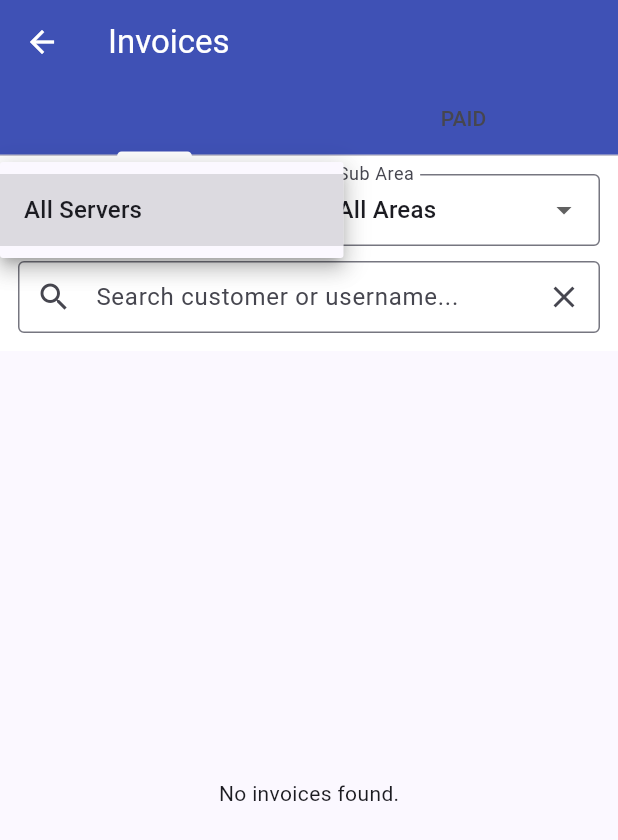
After one commit to openminded/mikro-isp-manager, a Flutter app: the InvoiceScreen screen opened directly, after a tap on "All Servers", on a phone screen of 412 x 824 dp. The commit adds this screen. Shown: the top 840 px of the screen. Run offline on Flutter 3.47's test engine with Material 3 defaults, Android fonts, the light colour scheme and no system bars; our stand-ins replace flutter_local_notifications, geolocator, image_picker, permission_handler, shared_preferences; accounts and stored records are empty; network calls fail.

Commit message:
feat: implement invoice management system and enhance home screen navigation with role-based access control

```diff
--- a/mobile_app/lib/main.dart
+++ b/mobile_app/lib/main.dart
@@ -3,6 +3,7 @@ import 'package:provider/provider.dart';
 import 'providers/auth_provider.dart';
 import 'providers/work_provider.dart';
 import 'providers/customer_provider.dart';
+import 'providers/invoice_provider.dart';
 import 'screens/splash_screen.dart';
 
 void main() {
@@ -19,6 +20,7 @@ class MyApp extends StatelessWidget {
         ChangeNotifierProvider(create: (_) => AuthProvider()),
         ChangeNotifierProvider(create: (_) => WorkProvider()),
         ChangeNotifierProvider(create: (_) => CustomerProvider()),
+        ChangeNotifierProvider(create: (_) => InvoiceProvider()),
       ],
       child: MaterialApp(
         title: 'Telaju',
--- /dev/null
+++ b/mobile_app/lib/models/invoice.dart
@@ -0,0 +1,52 @@
+import 'package:mobile_app/models/customer.dart';
+
+class Invoice {
+  final String id;
+  final String customerId;
+  final String serverId;
+  final String period;
+  final double amount;
+  final String status;
+  final String dueDate;
+  final String createdAt;
+  final Customer? customer;
+
+  Invoice({
+    required this.id,
+    required this.customerId,
+    required this.serverId,
+    required this.period,
+    required this.amount,
+    required this.status,
+    required this.dueDate,
+    required this.createdAt,
+    this.customer,
+  });
+
+  factory Invoice.fromJson(Map<String, dynamic> json) {
+    return Invoice(
+      id: json['id'],
+      customerId: json['customer_id'],
+      serverId: json['server_id'],
+      period: json['period'],
+      amount: double.tryParse(json['amount'].toString()) ?? 0.0,
+      status: json['status'],
+      dueDate: json['due_date'],
+      createdAt: json['generated_at'] ?? json['createdAt'] ?? '',
+      customer: json['Customer'] != null ? Customer.fromJson(json['Customer']) : null,
+    );
+  }
+
+  Map<String, dynamic> toJson() {
+    return {
+      'id': id,
+      'customer_id': customerId,
+      'server_id': serverId,
+      'period': period,
+      'amount': amount,
+      'status': status,
+      'due_date': dueDate,
+      'generated_at': createdAt,
+    };
+  }
+}
--- /dev/null
+++ b/mobile_app/lib/providers/invoice_provider.dart
@@ -0,0 +1,61 @@
+import 'package:flutter/material.dart';
+import '../models/invoice.dart';
+import '../services/api_service.dart';
+
+class InvoiceProvider with ChangeNotifier {
+  final ApiService _api = ApiService();
+
+  List<Invoice> _invoices = [];
+  bool _isLoading = false;
+  int _total = 0;
+
+  List<Invoice> get invoices => _invoices;
+  bool get isLoading => _isLoading;
+  int get total => _total;
+
+  Future<void> fetchInvoices({
+    String? status,
+    String? serverId,
+    String? subAreaId,
+    String? search,
+    int page = 1,
+    int limit = 100,
+  }) async {
+    _isLoading = true;
+    notifyListeners();
+
+    try {
+      String query = '?page=$page&limit=$limit';
+      if (status != null && status.isNotEmpty) query += '&status=$status';
+      if (serverId != null && serverId.isNotEmpty) query += '&serverId=$serverId';
+      if (search != null && search.isNotEmpty) query += '&search=$search';
+
+      // Note: Backend might need to be checked if 'subAreaId' filter is implemented in /api/billing/invoices
+      // Based on server/index.js, it filters by customer search which can include subArea if modified,
+      // but let's check the backend billing route again.
+      if (subAreaId != null && subAreaId.isNotEmpty) query += '&subAreaId=$subAreaId';
+
+      final res = await _api.get('/billing/invoices$query');
+
+      if (res != null) {
+        final List data = res['data'] ?? [];
+        _invoices = data.map((json) => Invoice.fromJson(json)).toList();
+        _total = res['meta']?['total'] ?? _invoices.length;
+      }
+    } catch (e) {
+      print('Error fetching invoices: $e');
+    } finally {
+      _isLoading = false;
+      notifyListeners();
+    }
+  }
+
+  Future<List<dynamic>> fetchHistory(String invoiceId) async {
+    try {
+      return await _api.get('/billing/invoices/$invoiceId/history');
+    } catch (e) {
+      print('Error fetching invoice history: $e');
+      return [];
+    }
+  }
+}
--- a/mobile_app/lib/screens/home_screen.dart
+++ b/mobile_app/lib/screens/home_screen.dart
@@ -12,6 +12,7 @@ import 'package:http/http.dart' as http;
 import '../services/api_service.dart';
 import '../constants.dart';
 import 'tabs/tickets_tab.dart';
+import 'invoice_screen.dart';
 import 'performance_screen.dart';
 import 'dart:async';
 import '../services/notification_service.dart';
@@ -74,18 +75,21 @@ class _HomeScreenState extends State<HomeScreen> {
             const InstallationsTab(),
             const CustomersTab(),
             const TicketsTab(),
+            const InvoiceScreen(),
         ];
         displayTitles = [
             'Registrations',
             'Working Order',
             'Customers',
             'Support Tickets',
+            'Invoices',
         ];
         displayNavItems = const [
             BottomNavigationBarItem(icon: Icon(Icons.app_registration), label: 'Registrations'),
             BottomNavigationBarItem(icon: Icon(Icons.work), label: 'Working Order'),
             BottomNavigationBarItem(icon: Icon(Icons.people), label: 'Customers'),
             BottomNavigationBarItem(icon: Icon(Icons.confirmation_number), label: 'Tickets'),
+            BottomNavigationBarItem(icon: Icon(Icons.receipt_long), label: 'Invoices'),
         ];
     } else {
         displayTabs = _tabs;
--- /dev/null
+++ b/mobile_app/lib/screens/invoice_screen.dart
@@ -0,0 +1,311 @@
+import 'package:flutter/material.dart';
+import 'package:provider/provider.dart';
+import 'package:url_launcher/url_launcher.dart';
+import '../providers/invoice_provider.dart';
+import '../providers/work_provider.dart';
+import '../providers/auth_provider.dart';
+import '../models/invoice.dart';
+import '../models/server.dart';
+import '../models/sub_area.dart';
+import '../constants.dart';
+
+class InvoiceScreen extends StatefulWidget {
+  const InvoiceScreen({super.key});
+
+  @override
+  State<InvoiceScreen> createState() => _InvoiceScreenState();
+}
+
+class _InvoiceScreenState extends State<InvoiceScreen> with SingleTickerProviderStateMixin {
+  late TabController _tabController;
+  String? _selectedServerId;
+  String? _selectedSubAreaId;
+  final TextEditingController _searchController = TextEditingController();
+
+  @override
+  void initState() {
+    super.initState();
+    _tabController = TabController(length: 2, vsync: this);
+    _tabController.addListener(_handleTabChange);
+
+    WidgetsBinding.instance.addPostFrameCallback((_) {
+      _fetchInvoices();
+    });
+  }
+
+  void _handleTabChange() {
+    if (_tabController.indexIsChanging) return;
+    _fetchInvoices();
+  }
+
+  void _fetchInvoices() {
+    final status = _tabController.index == 0 ? 'UNPAID' : 'PAID';
+    Provider.of<InvoiceProvider>(context, listen: false).fetchInvoices(
+      status: status,
+      serverId: _selectedServerId,
+      subAreaId: _selectedSubAreaId,
+      search: _searchController.text,
+    );
+  }
+
+  @override
+  Widget build(BuildContext context) {
+    final workProvider = Provider.of<WorkProvider>(context);
+    final invoiceProvider = Provider.of<InvoiceProvider>(context);
+    final auth = Provider.of<AuthProvider>(context);
+
+    return Scaffold(
+      appBar: AppBar(
+        title: const Text('Invoices'),
+        bottom: TabBar(
+          controller: _tabController,
+          indicatorColor: Colors.white,
+          tabs: const [
+            Tab(text: 'UNPAID'),
+            Tab(text: 'PAID'),
+          ],
+        ),
+      ),
+      body: Column(
+        children: [
+          _buildFilterBar(workProvider),
+          Expanded(
+            child: invoiceProvider.isLoading
+                ? const Center(child: CircularProgressIndicator())
+                : _buildInvoiceList(invoiceProvider.invoices, auth),
+          ),
+        ],
+      ),
+    );
+  }
+
+  Widget _buildFilterBar(WorkProvider work) {
+    return Container(
+      padding: const EdgeInsets.all(12),
+      color: Colors.white,
+      child: Column(
+        children: [
+          Row(
+            children: [
+              Expanded(
+                child: DropdownButtonFormField<String>(
+                  value: _selectedServerId,
+                  decoration: const InputDecoration(
+                    labelText: 'Server',
+                    contentPadding: EdgeInsets.symmetric(horizontal: 10, vertical: 0),
+                    border: OutlineInputBorder(),
+                  ),
+                  items: [
+                    const DropdownMenuItem(value: null, child: Text('All Servers')),
+                    ...work.servers.map((s) => DropdownMenuItem(value: s.id, child: Text(s.name))),
+                  ],
+                  onChanged: (val) {
+                    setState(() => _selectedServerId = val);
+                    _fetchInvoices();
+                  },
+                ),
+              ),
+              const SizedBox(width: 10),
+              Expanded(
+                child: DropdownButtonFormField<String>(
+                  value: _selectedSubAreaId,
+                  decoration: const InputDecoration(
+                    labelText: 'Sub Area',
+                    contentPadding: EdgeInsets.symmetric(horizontal: 10, vertical: 0),
+                    border: OutlineInputBorder(),
+                  ),
+                  items: [
+                    const DropdownMenuItem(value: null, child: Text('All Areas')),
+                    ...work.subAreas.map((s) => DropdownMenuItem(value: s.id, child: Text(s.name))),
+                  ],
+                  onChanged: (val) {
+                    setState(() => _selectedSubAreaId = val);
+                    _fetchInvoices();
+                  },
+                ),
+              ),
+            ],
+          ),
+          const SizedBox(height: 10),
+          TextField(
+            controller: _searchController,
+            decoration: InputDecoration(
+              hintText: 'Search customer or username...',
+              prefixIcon: const Icon(Icons.search),
+              suffixIcon: IconButton(
+                icon: const Icon(Icons.clear),
+                onPressed: () {
+                  _searchController.clear();
+                  _fetchInvoices();
+                },
+              ),
+              border: const OutlineInputBorder(),
+              contentPadding: const EdgeInsets.symmetric(vertical: 0),
+            ),
+            onSubmitted: (_) => _fetchInvoices(),
+          ),
+        ],
+      ),
+    );
+  }
+
+  Widget _buildInvoiceList(List<Invoice> invoices, AuthProvider auth) {
+    if (invoices.isEmpty) {
+      return const Center(child: Text('No invoices found.'));
+    }
+
+    return ListView.builder(
+      padding: const EdgeInsets.all(8),
+      itemCount: invoices.length,
+      itemBuilder: (context, index) {
+        final inv = invoices[index];
+        return Card(
+          elevation: 2,
+          margin: const EdgeInsets.only(bottom: 12),
+          child: ExpansionTile(
+            title: Text(inv.customer?.name ?? 'Unknown', style: const TextStyle(fontWeight: FontWeight.bold)),
+            subtitle: Text('${inv.period} - Rp ${inv.amount.toInt()}'),
+            trailing: _StatusBadge(status: inv.status),
+            children: [
+              Padding(
+                padding: const EdgeInsets.all(16),
+                child: Column(
+                  crossAxisAlignment: CrossAxisAlignment.start,
+                  children: [
+                    _InfoRow(label: 'Username', value: inv.customer?.mikrotik_name ?? '-'),
+                    _InfoRow(label: 'Due Date', value: inv.dueDate),
+                    _InfoRow(label: 'Created At', value: inv.createdAt.split('T')[0]),
+                    const Divider(),
+                    Row(
+                      mainAxisAlignment: MainAxisAlignment.end,
+                      children: [
+                        TextButton.icon(
+                          onPressed: () => _showHistory(context, inv.id),
+                          icon: const Icon(Icons.history),
+                          label: const Text('History'),
+                        ),
+                        const SizedBox(width: 8),
+                        ElevatedButton.icon(
+                          onPressed: () => _printThermal(inv.id, auth.user?.name ?? 'Admin'),
+                          icon: const Icon(Icons.print),
+                          label: const Text('Thermal'),
+                        ),
+                      ],
+                    )
+                  ],
+                ),
+              )
+            ],
+          ),
+        );
+      },
+    );
+  }
+
+  Future<void> _printThermal(String id, String petugas) async {
+    final baseUrl = AppConstants.defaultBaseUrl.replaceAll('/api', '');
+    final url = Uri.parse('$baseUrl/api/billing/invoices/$id/thermal?petugas=${Uri.encodeComponent(petugas)}');
+    if (!await launchUrl(url, mode: LaunchMode.externalApplication)) {
+      if (mounted) {
+        ScaffoldMessenger.of(context).showSnackBar(const SnackBar(content: Text('Could not launch print URL')));
+      }
+    }
+  }
+
+  void _showHistory(BuildContext context, String id) {
+     showModalBottomSheet(
+      context: context,
+      isScrollControlled: true,
+      builder: (context) => _HistoryBottomSheet(invoiceId: id),
+    );
+  }
+}
+
+class _HistoryBottomSheet extends StatelessWidget {
+  final String invoiceId;
+  const _HistoryBottomSheet({required this.invoiceId});
+
+  @override
+  Widget build(BuildContext context) {
+    return Container(
+      padding: const EdgeInsets.all(16),
+      height: MediaQuery.of(context).size.height * 0.5,
+      child: Column(
+        crossAxisAlignment: CrossAxisAlignment.start,
+        children: [
+          const Text('Invoice History', style: TextStyle(fontSize: 18, fontWeight: FontWeight.bold)),
+          const Divider(),
+          Expanded(
+            child: FutureBuilder<List<dynamic>>(
+              future: Provider.of<InvoiceProvider>(context, listen: false).fetchHistory(invoiceId),
+              builder: (context, snapshot) {
+                if (snapshot.connectionState == ConnectionState.waiting) {
+                  return const Center(child: CircularProgressIndicator());
+                }
+                final history = snapshot.data ?? [];
+                if (history.isEmpty) return const Center(child: Text('No history found.'));
+                return ListView.builder(
+                  itemCount: history.length,
+                  itemBuilder: (context, index) {
+                    final item = history[index];
+                    return ListTile(
+                      title: Text(item['action']),
+                      subtitle: Text('${item['user_name']} - ${item['details'] ?? ''}'),
+                      trailing: Text(item['timestamp'].toString().split('T')[0], style: const TextStyle(fontSize: 10)),
+                    );
+                  },
+                );
+              },
+            ),
+          ),
+        ],
+      ),
+    );
+  }
+}
+
+class _StatusBadge extends StatelessWidget {
+  final String status;
+  const _StatusBadge({required this.status});
+
+  @override
+  Widget build(BuildContext context) {
+    Color color = Colors.grey;
+    if (status == 'PAID') color = Colors.green;
+    if (status == 'UNPAID') color = Colors.amber;
+    if (status == 'CANCELLED' || status == 'INVALID') color = Colors.red;
+
+    return Container(
+      padding: const EdgeInsets.symmetric(horizontal: 8, vertical: 4),
+      decoration: BoxDecoration(
+        color: color.withOpacity(0.1),
+        border: Border.all(color: color),
+        borderRadius: BorderRadius.circular(4),
+      ),
+      child: Text(
+        status,
+        style: TextStyle(color: color, fontSize: 10, fontWeight: FontWeight.bold),
+      ),
+    );
+  }
+}
+
+class _InfoRow extends StatelessWidget {
+  final String label;
+  final String value;
+  const _InfoRow({required this.label, required this.value});
+
+  @override
+  Widget build(BuildContext context) {
+    return Padding(
+      padding: const EdgeInsets.symmetric(vertical: 4),
+      child: Row(
+        mainAxisAlignment: MainAxisAlignment.spaceBetween,
+        children: [
+          Text(label, style: const TextStyle(color: Colors.grey)),
+          Text(value, style: const TextStyle(fontWeight: FontWeight.w500)),
+        ],
+      ),
+    );
+  }
+}
```
Also changed, not shown: 3 other files.
